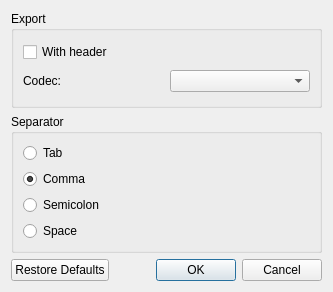
First picture: the form in src/libs/vmisc/dialogs/dialogexporttocsv.ui, repository FashionFreedom/Seamly2D, before the edit.
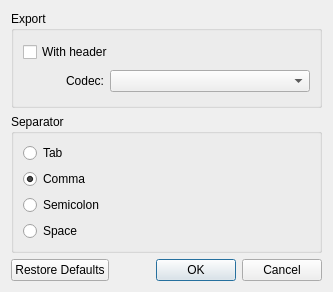
Second picture: the form after the edit. Icons and pictures are not drawn.

```diff
--- a/src/libs/vmisc/dialogs/dialogexporttocsv.ui
+++ b/src/libs/vmisc/dialogs/dialogexporttocsv.ui
@@ -47,13 +47,35 @@
             <verstretch>0</verstretch>
            </sizepolicy>
           </property>
+          <property name="minimumSize">
+           <size>
+            <width>80</width>
+            <height>0</height>
+           </size>
+          </property>
+          <property name="maximumSize">
+           <size>
+            <width>16777215</width>
+            <height>16777215</height>
+           </size>
+          </property>
           <property name="text">
            <string>Codec:</string>
           </property>
+          <property name="alignment">
+           <set>Qt::AlignRight|Qt::AlignTrailing|Qt::AlignVCenter</set>
+          </property>
          </widget>
         </item>
         <item>
-         <widget class="QComboBox" name="comboBoxCodec"/>
+         <widget class="QComboBox" name="comboBoxCodec">
+          <property name="minimumSize">
+           <size>
+            <width>200</width>
+            <height>0</height>
+           </size>
+          </property>
+         </widget>
         </item>
        </layout>
       </item>
```
Left out of the diff: 6 changed lines with no effect on the pictures.
